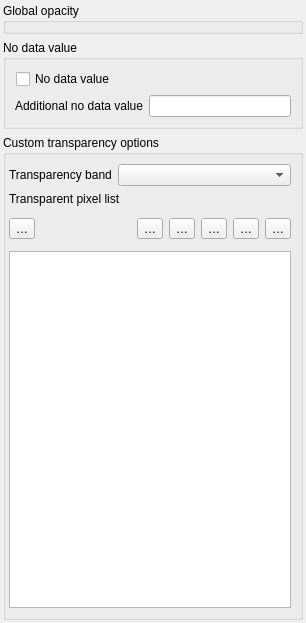
First picture: the form in src/ui/raster/qgsrastertransparencywidget.ui, repository qgis/QGIS, before the edit.
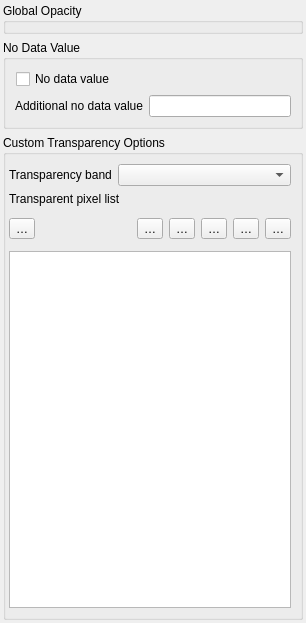
Second picture: the form after the edit. Icons and pictures are not drawn. Custom widgets are drawn as their Qt base class.

```diff
--- a/src/ui/raster/qgsrastertransparencywidget.ui
+++ b/src/ui/raster/qgsrastertransparencywidget.ui
@@ -29,7 +29,7 @@
    <item row="0" column="0">
     <widget class="QgsCollapsibleGroupBox" name="gboxGlobalTransp">
      <property name="title">
-      <string>Global opacity</string>
+      <string>Global Opacity</string>
      </property>
      <property name="flat">
       <bool>true</bool>
@@ -63,7 +63,7 @@
    <item row="1" column="0">
     <widget class="QgsCollapsibleGroupBox" name="gboxNoDataValue">
      <property name="title">
-      <string>No data value</string>
+      <string>No Data Value</string>
      </property>
      <property name="flat">
       <bool>true</bool>
@@ -138,7 +138,7 @@
       </sizepolicy>
      </property>
      <property name="title">
-      <string>Custom transparency options</string>
+      <string>Custom Transparency Options</string>
      </property>
      <property name="flat">
       <bool>true</bool>
```
